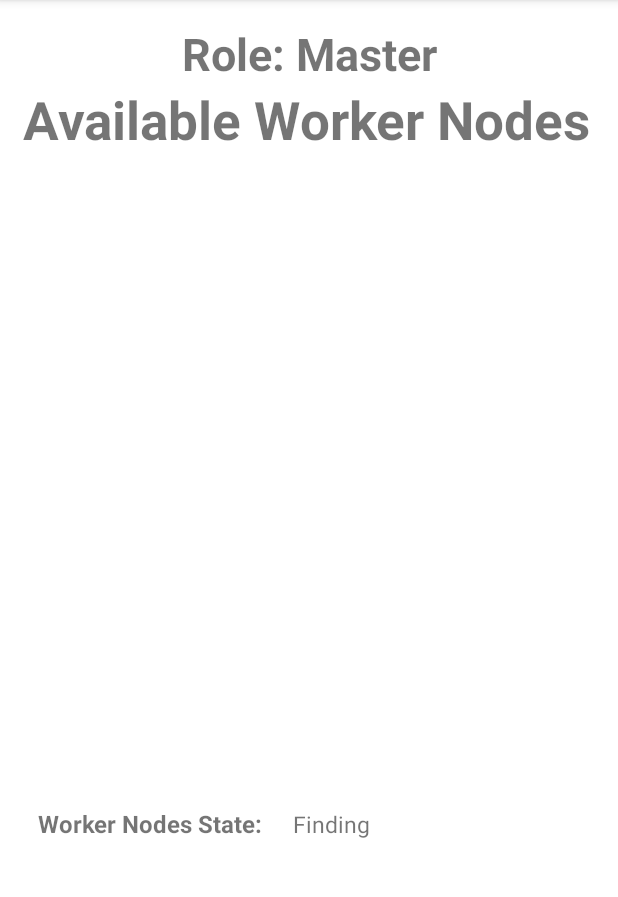
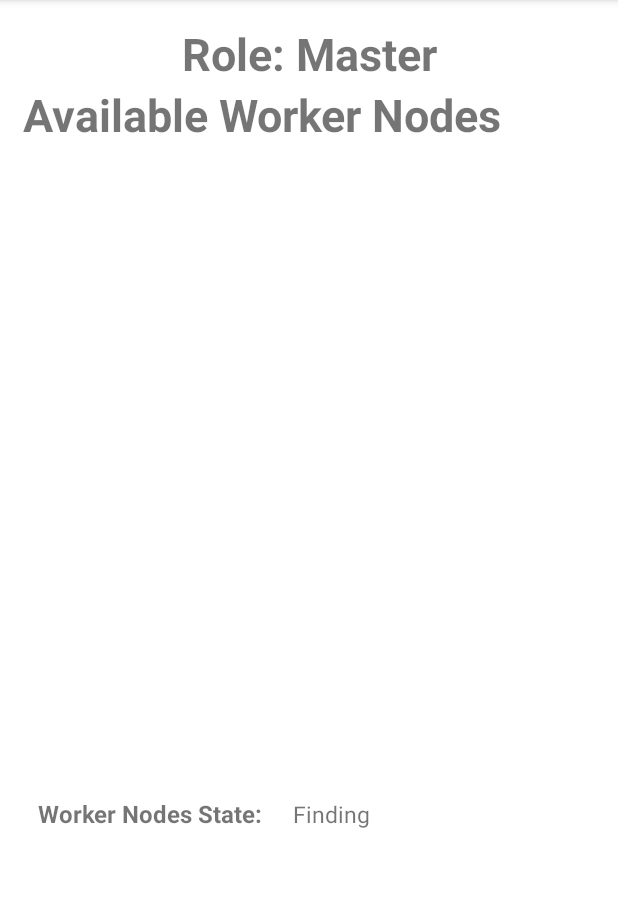
Before and after one commit to vaibhavalreja/MobileOffloading, an Android app: the screen it shows after launch (Master_Discovery), after a tap on "MASTER", on a phone screen of 412 x 824 dp, the part 84-981 px from its top. Run offline under Robolectric (Android 15) with nearby library versions, the phone set to English and light mode, and no system bars; 4 statements that could not run were skipped.

Commit message:
fix for android 12

```diff
--- a/app/src/main/AndroidManifest.xml
+++ b/app/src/main/AndroidManifest.xml
@@ -7,6 +7,9 @@
     <uses-permission android:name="android.permission.BLUETOOTH_ADMIN" />
     <uses-permission android:name="android.permission.ACCESS_WIFI_STATE" />
     <uses-permission android:name="android.permission.BLUETOOTH" />
+    <uses-permission android:name="android.permission.BLUETOOTH_SCAN"/>
+    <uses-permission android:name="android.permission.BLUETOOTH_CONNECT"/>
+    <uses-permission android:name="android.permission.BLUETOOTH_ADVERTISE"/>
     <uses-permission android:name="android.permission.READ_EXTERNAL_STORAGE" />
     <uses-permission android:name="android.permission.CHANGE_WIFI_STATE" />
     <uses-permission android:name="android.permission.ACCESS_COARSE_LOCATION" />
--- a/app/src/main/java/com/group29/mobileoffloading/MainActivity.java
+++ b/app/src/main/java/com/group29/mobileoffloading/MainActivity.java
@@ -57,6 +57,9 @@ public class MainActivity extends AppCompatActivity {
                                 Manifest.permission.BLUETOOTH,
                                 Manifest.permission.CHANGE_WIFI_STATE,
                                 Manifest.permission.ACCESS_COARSE_LOCATION,
+                                Manifest.permission.BLUETOOTH_SCAN,
+                                Manifest.permission.BLUETOOTH_ADVERTISE,
+                                Manifest.permission.BLUETOOTH_CONNECT,
                                 Manifest.permission.ACCESS_BACKGROUND_LOCATION};
 
         for (String permission : permissions) {
--- a/app/src/main/java/com/group29/mobileoffloading/WorkerActivity.java
+++ b/app/src/main/java/com/group29/mobileoffloading/WorkerActivity.java
@@ -108,7 +108,6 @@ public class WorkerActivity extends AppCompatActivity {
             switch (which){
                 case DialogInterface.BUTTON_POSITIVE:
                     NearbyConnectionsManager.getInstance(getApplicationContext()).acceptConnection(masterId);
-                    confirmationDialog.dismiss();
                     startWorkerComputation();
                     break;
 
@@ -117,8 +116,9 @@ public class WorkerActivity extends AppCompatActivity {
                     break;
             }
         };
-        AlertDialog.Builder builder = new AlertDialog.Builder(getApplicationContext());
-        builder.setMessage("Do you want to pair with master node" + masterNodeID +"?").setPositiveButton("Yes", dialogClickListener)
+        AlertDialog.Builder builder = new AlertDialog.Builder(WorkerActivity.this);
+        builder.setMessage("Do you want to pair with master node" + masterNodeID +"?")
+                .setPositiveButton("Yes", dialogClickListener)
                 .setNegativeButton("No", dialogClickListener).show();
     }
 
--- a/app/src/main/res/layout/activity_master_discovery.xml
+++ b/app/src/main/res/layout/activity_master_discovery.xml
@@ -27,7 +27,7 @@
             android:layout_height="wrap_content"
             android:justificationMode="inter_word"
             android:text="Available Worker Nodes"
-            android:textSize="35sp"
+            android:textSize="30sp"
             android:textStyle="bold" />
 
         <TextView
```
